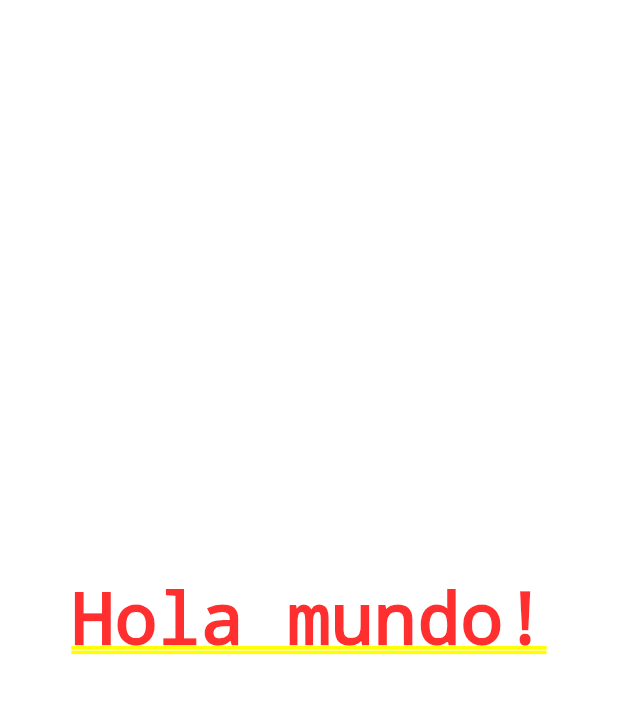
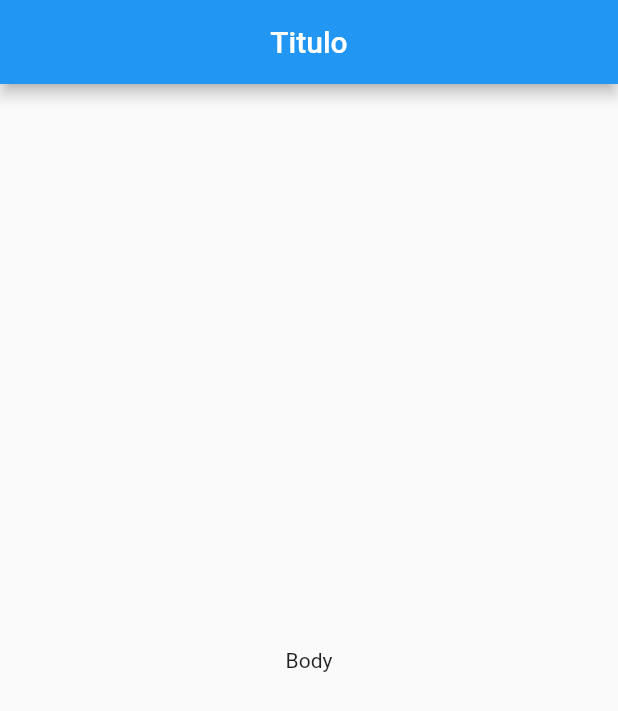
Before and after one commit to iglez/flutter_curso_contador, a Flutter app: the screen it shows after launch, on a phone screen of 412 x 824 dp. Shown: the top 711 px of the screen. Run offline on Flutter 3.47's test engine with Material 2 defaults, Android fonts, the phone set to English and light mode, and no system bars.

Commit message:
no message

```diff
--- a/lib/src/app.dart
+++ b/lib/src/app.dart
@@ -1,3 +1,4 @@
+import 'package:contador/src/pages/home_page.dart';
 import 'package:flutter/material.dart';
 
 class MyApp extends StatelessWidget {
@@ -8,12 +9,11 @@ class MyApp extends StatelessWidget {
     // HOT RESTAR
 
     // return MaterialApp(home: Text('Algun Widget'));
-
-  //
     return MaterialApp(
-      home: Center(
-        child: Text('Hola mundo!')
-      )
+      // home: Center(
+      //   child: Text('Hola mundo!!')
+      // )
+      home: HomePage()
     );
   }
 }
--- /dev/null
+++ b/lib/src/pages/home_page.dart
@@ -0,0 +1,21 @@
+import 'package:flutter/material.dart';
+
+class HomePage extends StatelessWidget {
+
+  // build snipets
+
+  @override
+  Widget build(BuildContext context) {
+
+    // ver doc en flutter
+    return Scaffold(
+      appBar: AppBar(
+        title: Text('Titulo'),
+        centerTitle: true,
+      ),
+      body: Center(
+        child: Text('Body')
+      ),
+    );
+  }
+}
```
